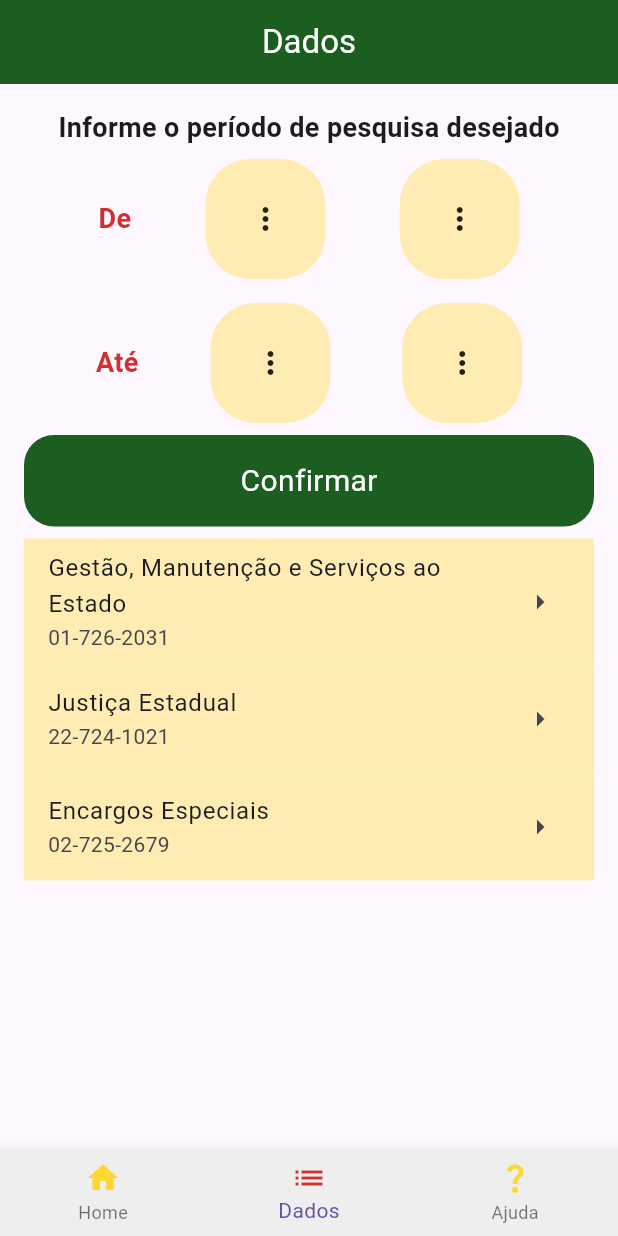
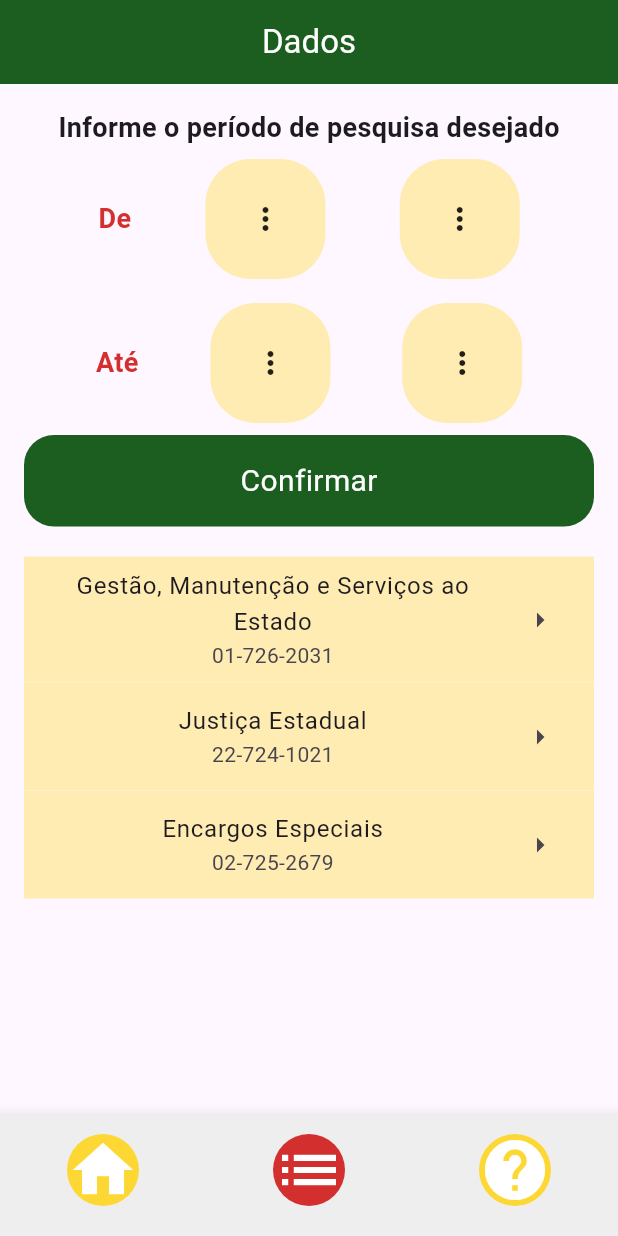
Before and after one commit to linard999/projeto_programacao_dispositivos_moveis, a Flutter app: the screen it shows after launch, item 2 of the bottom bar chosen, after a tap on "Gestão, Manutenção e Serviços ao Estado", on a phone screen of 412 x 824 dp. Run offline on Flutter 3.47's test engine with Material 3 defaults, Android fonts, the phone set to English and light mode, and no system bars.

Commit message:
Atualização da homepage e manutenção da tela de ajuda

```diff
--- a/lib/main.dart
+++ b/lib/main.dart
@@ -38,24 +38,27 @@ class _MyHomePageState extends State<MyHomePage> {
     return Scaffold(
       body: telas[_indexAtual],
       bottomNavigationBar: BottomNavigationBar(
+        showSelectedLabels: false,
+        showUnselectedLabels: false,
+        iconSize: 48,
         backgroundColor: Colors.grey.shade200,
         currentIndex: _indexAtual,
         items: [
           BottomNavigationBarItem(
-            icon: Icon(Icons.home, color: Colors.yellow.shade600),
+            icon: CustomRoundedIcon(icon: Icons.home, color: Colors.yellow.shade600),
             label: "Home",
-            activeIcon: Icon(Icons.home, color: Colors.red.shade700),
+            activeIcon: CustomRoundedIcon(icon: Icons.home, color: Colors.red.shade700),
           ),
           BottomNavigationBarItem(
-            icon: Icon(Icons.list, color: Colors.yellow.shade600),
+            icon: CustomRoundedIcon(icon: Icons.list, color: Colors.yellow.shade600),
             label: "Dados",
-            activeIcon: Icon(Icons.list, color: Colors.red.shade700),
+            activeIcon: CustomRoundedIcon(icon: Icons.list, color: Colors.red.shade700),
           ),
           BottomNavigationBarItem(
-            icon: Icon(Icons.question_mark, color: Colors.yellow.shade600),
+            icon: CustomRoundedIcon(icon: Icons.help, color: Colors.yellow.shade600),
             label: "Ajuda",
-            activeIcon: Icon(Icons.question_mark, color: Colors.red.shade700),
-          )
+            activeIcon: CustomRoundedIcon(icon: Icons.help, color: Colors.red.shade700),
+          ),
         ],
         onTap: (index) {
           setState(() {
@@ -66,3 +69,28 @@ class _MyHomePageState extends State<MyHomePage> {
     );
   }
 }
+
+class CustomRoundedIcon extends StatelessWidget {
+  final IconData? icon;
+  final Color? color;
+
+  const CustomRoundedIcon({
+    super.key,
+    required this.icon,
+    required this.color,
+  });
+
+  @override
+  Widget build(BuildContext context) {
+    return Container(
+      decoration: BoxDecoration(
+        borderRadius: BorderRadius.circular(100),
+        color: color,
+      ),
+      child: Icon(
+        icon,
+        color: Colors.white,
+      )
+    );
+  }
+}
--- a/lib/tela_ajuda.dart
+++ b/lib/tela_ajuda.dart
@@ -1,5 +1,3 @@
-import 'dart:html';
-
 import 'package:flutter/material.dart';
 
 class TelaAjuda extends StatefulWidget {
@@ -25,19 +23,17 @@ class _TelaAjudaState extends State<TelaAjuda> {
         foregroundColor: Colors.white,
         backgroundColor: Colors.green.shade900,
       ),
-      body: Padding(
-        padding: const EdgeInsets.all(12),
-        child: Column(
-          mainAxisAlignment: MainAxisAlignment.start,
+      body: Column(
+        mainAxisAlignment: MainAxisAlignment.center,
         children: [
           SizedBox(
-              height: 2 * MediaQuery.of(context).size.height / 3,
+            height: 3 * MediaQuery.of(context).size.height / 5,
             child: ListView.builder(
               padding: const EdgeInsets.only(left: 60, right: 60),
               itemCount: titulos.length,
               itemBuilder: (BuildContext context, int index) {
                 return Padding(
-                    padding: const EdgeInsets.only(bottom: 16.0, top: 16),
+                  padding: const EdgeInsets.only(top: 20),
                   child: Container(
                     padding: const EdgeInsets.only(top: 40, bottom: 40, left: 16, right: 16),
                     decoration: BoxDecoration(
@@ -59,7 +55,9 @@ class _TelaAjudaState extends State<TelaAjuda> {
               },
             ),
           ),
-            Column(
+          SizedBox(
+            height:  MediaQuery.of(context).size.height / 5,
+            child: Column(
               children: [
                 const Center(
                   child: Text(
@@ -84,8 +82,8 @@ class _TelaAjudaState extends State<TelaAjuda> {
                 ),
               ],
             ),
+          ),
         ],
-        ),
       ),
     );
   }
--- a/lib/tela_dados.dart
+++ b/lib/tela_dados.dart
@@ -1,5 +1,10 @@
 import 'package:flutter/material.dart';
 
+class Dado {
+  String titulo;
+  String codigo;
+  Dado({required this.titulo, required this.codigo});
+}
 class TelaDados extends StatefulWidget {
   const TelaDados({super.key});
 
@@ -12,6 +17,11 @@ class _TelaDadosState extends State<TelaDados> {
   String deAno = '';
   String ateMes = '';
   String ateAno = '';
+  List<Dado> dados = [
+    Dado(titulo: "Gestão, Manutenção e Serviços ao Estado", codigo: "01-726-2031"),
+    Dado(titulo: "Justiça Estadual", codigo: "22-724-1021"),
+    Dado(titulo: "Encargos Especiais", codigo: "02-725-2679"),
+  ];
 
   @override
   Widget build(BuildContext context) {
@@ -244,30 +254,22 @@ class _TelaDadosState extends State<TelaDados> {
                                 TextStyle(color: Colors.white, fontSize: 20)),
                       ))),
                 ),
-                const SizedBox(height: 8.0),
+                const SizedBox(height: 20),
                 Expanded(
                     child: ListView(
-                  children: [
-                    ListTile(
-                        title: const Text(
-                            "Gestão, Manutenção e Serviços ao Estado"),
-                        subtitle: const Text("01-726-2031"),
+                  children:
+                      List<Widget>.from(dados.map((Dado dado) => ListTile(
+                        title: Text(
+                            dado.titulo,
+                            textAlign: TextAlign.center,
+                          ),
+                        subtitle: Text(
+                          dado.codigo,
+                          textAlign: TextAlign.center,
+                        ),
                         tileColor: Colors.amber.shade100,
                         trailing: const Icon(Icons.arrow_right_outlined),
-                        onTap: () {}),
-                    ListTile(
-                        title: const Text("Justiça Estadual"),
-                        subtitle: const Text("22-724-1021"),
-                        tileColor: Colors.amber.shade100,
-                        trailing: const Icon(Icons.arrow_right_outlined),
-                        onTap: () {}),
-                    ListTile(
-                        title: const Text("Encargos Especiais"),
-                        subtitle: const Text("02-725-2679"),
-                        tileColor: Colors.amber.shade100,
-                        trailing: const Icon(Icons.arrow_right_outlined),
-                        onTap: () {}),
-                  ],
+                        onTap: () {}))),
                 ))
               ],
             )));
--- a/lib/tela_home.dart
+++ b/lib/tela_home.dart
@@ -9,14 +9,14 @@ class TelaHome extends StatefulWidget {
 
 class _TelaHomeState extends State<TelaHome> {
   final List<String> mensagens = [
-    "Bem-Vindo!",
-    "Essa é a tela inicial da aplicação. As principais funcionalidades se encontram na tela de dados.",
+    "Bem Vindo!\nEssa é a tela inicial da aplicação. As principais funcionalidades se encontram na tela de dados.",
     "Obtenha os dados do tribunal de justiça e os filtros de pesquisa na tela de dados.",
     "Caso tenha alguma dúvida, veja a tela de ajuda."
   ];
 
   @override
   Widget build(BuildContext context) {
+    final Size contextSize = MediaQuery.of(context).size;
     return Scaffold(
         appBar: AppBar(
           title: const Text("Home"),
@@ -24,23 +24,48 @@ class _TelaHomeState extends State<TelaHome> {
           foregroundColor: Colors.white,
           backgroundColor: Colors.green.shade900,
         ),
-        body: ListView.builder(
-            padding: EdgeInsets.all(16.0),
+        body: Padding(
+          padding: EdgeInsets.only(left: 15 * contextSize.width / 100, right: 15 * contextSize.width / 100),
+          child: Column(
+            crossAxisAlignment: CrossAxisAlignment.end,
+            children: [
+              SizedBox(
+                height: 20 * contextSize.height / 100,
+                child: IconButton(
+                  autofocus: false,
+                  icon: Icon(
+                    Icons.palette,
+                    color: Colors.green.shade900,
+                    size: 7 * contextSize.height / 100,
+                  ),
+                  onPressed: () {
+                  },
+                ),
+              ),
+              SizedBox(
+                height: 60 * contextSize.height / 100,
+                child: ListView.builder(
                     itemCount: mensagens.length,
                     itemBuilder: (context, index) {
                       return Padding(
-                  padding: EdgeInsets.all(8.0),
+                          padding: const EdgeInsets.only(bottom: 15),
                           child: Container(
+                              height: 16 * contextSize.height / 100,
                               decoration: BoxDecoration(
                                   color: Colors.green.shade900,
                                   borderRadius: BorderRadius.circular(20.0)),
                               child: Center(
                                   child: Padding(
-                        padding: const EdgeInsets.all(16.0),
+                                padding: const EdgeInsets.all(20.0),
                                 child: Text(mensagens[index],
                                     style:
-                                TextStyle(color: Colors.white, fontSize: 20)),
+                                        const TextStyle(color: Colors.white, fontSize: 15),
+                                    textAlign: TextAlign.center),
                               ))));
-            }));
+                    }),
+              ),
+            ],
+          ),
+        ));
   }
 }
```
Lines whose indentation alone changed are shown as unchanged.
